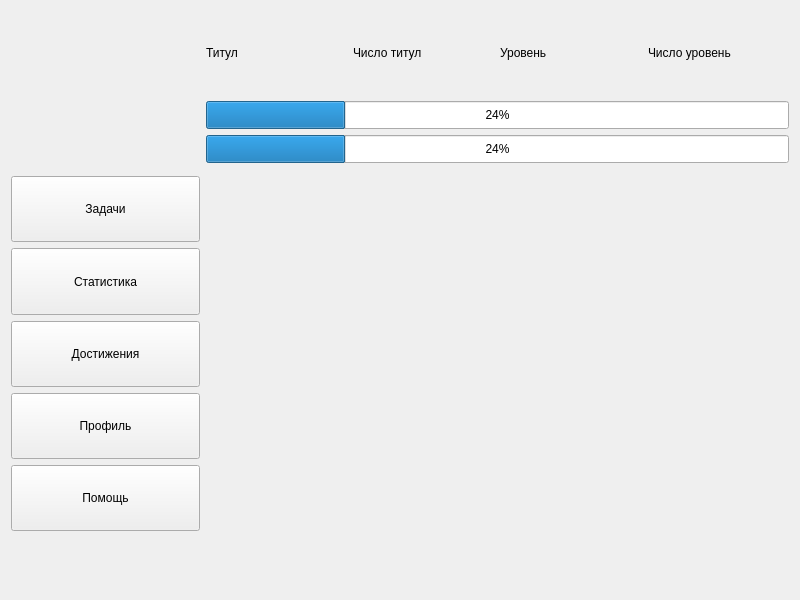
This is mainwidget.ui in Unisbern/RPG_planner as Qt 5 draws it before an edit. The edited form follows.
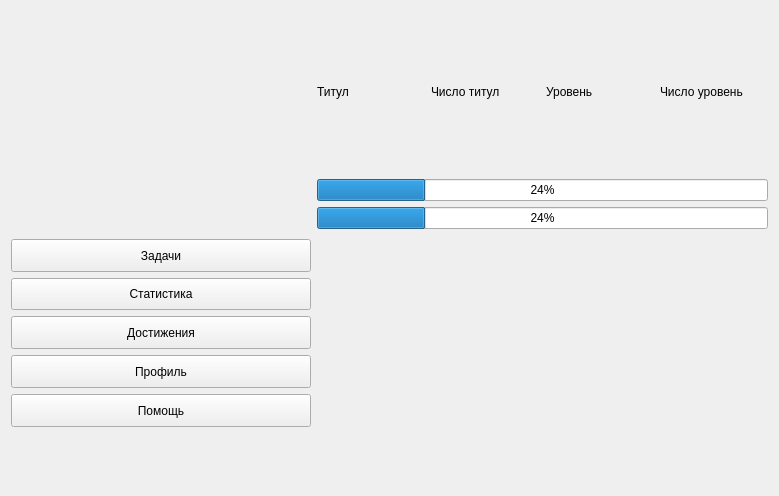
This is the edited form.

```diff
--- a/mainwidget.ui
+++ b/mainwidget.ui
@@ -9,8 +9,8 @@
    <rect>
     <x>0</x>
     <y>0</y>
-    <width>800</width>
-    <height>600</height>
+    <width>779</width>
+    <height>496</height>
    </rect>
   </property>
   <property name="minimumSize">
@@ -27,7 +27,40 @@
   </property>
   <layout class="QGridLayout" name="gridLayout_2">
    <item row="0" column="0">
-    <layout class="QGridLayout" name="gridLayout" rowstretch="3,1,1,15" columnstretch="4,3,3,3,3">
+    <layout class="QGridLayout" name="gridLayout" rowstretch="3,0,0,0" columnstretch="4,0,0,0,0">
+     <item row="1" column="1" colspan="4">
+      <widget class="QProgressBar" name="progressBar">
+       <property name="sizePolicy">
+        <sizepolicy hsizetype="Expanding" vsizetype="Preferred">
+         <horstretch>0</horstretch>
+         <verstretch>0</verstretch>
+        </sizepolicy>
+       </property>
+       <property name="value">
+        <number>24</number>
+       </property>
+      </widget>
+     </item>
+     <item row="2" column="1" colspan="4">
+      <widget class="QProgressBar" name="timeBar">
+       <property name="sizePolicy">
+        <sizepolicy hsizetype="Expanding" vsizetype="Preferred">
+         <horstretch>0</horstretch>
+         <verstretch>0</verstretch>
+        </sizepolicy>
+       </property>
+       <property name="value">
+        <number>24</number>
+       </property>
+      </widget>
+     </item>
+     <item row="0" column="3">
+      <widget class="QLabel" name="level">
+       <property name="text">
+        <string>Уровень</string>
+       </property>
+      </widget>
+     </item>
      <item row="3" column="0">
       <layout class="QVBoxLayout" name="verticalLayout" stretch="1,9,9,9,9,9,0">
        <item>
@@ -123,6 +156,20 @@
        </item>
       </layout>
      </item>
+     <item row="0" column="1">
+      <widget class="QLabel" name="title">
+       <property name="text">
+        <string>Титул</string>
+       </property>
+      </widget>
+     </item>
+     <item row="0" column="4">
+      <widget class="QLabel" name="numLevel">
+       <property name="text">
+        <string>Число уровень</string>
+       </property>
+      </widget>
+     </item>
      <item row="0" column="2">
       <widget class="QLabel" name="numTitle">
        <property name="text">
@@ -164,53 +211,6 @@
        </property>
       </widget>
      </item>
-     <item row="0" column="1">
-      <widget class="QLabel" name="title">
-       <property name="text">
-        <string>Титул</string>
-       </property>
-      </widget>
-     </item>
-     <item row="0" column="3">
-      <widget class="QLabel" name="level">
-       <property name="text">
-        <string>Уровень</string>
-       </property>
-      </widget>
-     </item>
-     <item row="0" column="4">
-      <widget class="QLabel" name="numLevel">
-       <property name="text">
-        <string>Число уровень</string>
-       </property>
-      </widget>
-     </item>
-     <item row="1" column="1" colspan="4">
-      <widget class="QProgressBar" name="progressBar">
-       <property name="sizePolicy">
-        <sizepolicy hsizetype="Expanding" vsizetype="Preferred">
-         <horstretch>0</horstretch>
-         <verstretch>0</verstretch>
-        </sizepolicy>
-       </property>
-       <property name="value">
-        <number>24</number>
-       </property>
-      </widget>
-     </item>
-     <item row="2" column="1" colspan="4">
-      <widget class="QProgressBar" name="timeBar">
-       <property name="sizePolicy">
-        <sizepolicy hsizetype="Expanding" vsizetype="Preferred">
-         <horstretch>0</horstretch>
-         <verstretch>0</verstretch>
-        </sizepolicy>
-       </property>
-       <property name="value">
-        <number>24</number>
-       </property>
-      </widget>
-     </item>
      <item row="3" column="1" colspan="4">
       <layout class="QVBoxLayout" name="spaceWidget"/>
      </item>
```
